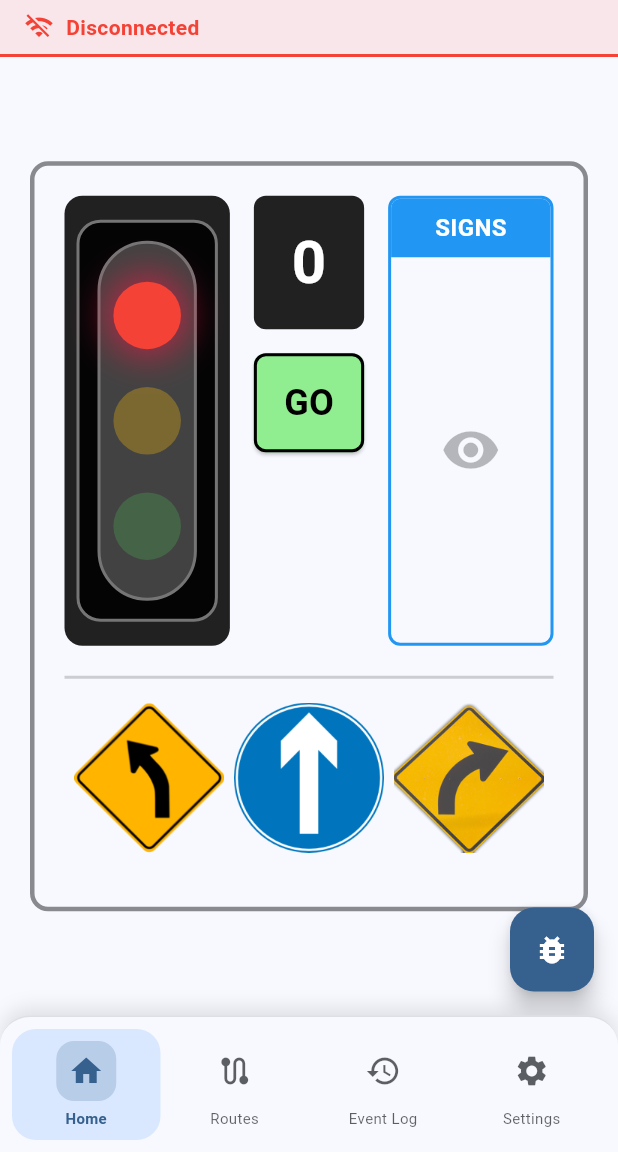
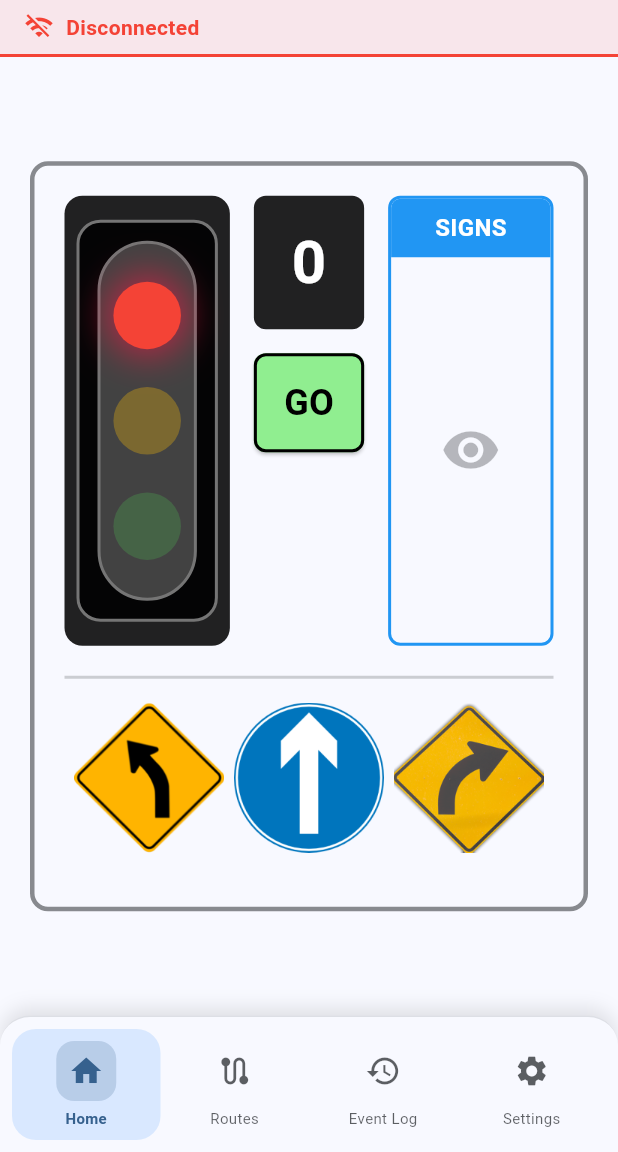
Before and after one commit to GoldenTiger720/TrafficApp, a Flutter app: the screen it shows after launch, on a phone screen of 412 x 824 dp, the part 84-1236 px from its top. Run offline on Flutter 3.47's test engine with Material 3 defaults, Android fonts, the phone set to English and light mode, and no system bars; our stand-ins replace flutter_blue_plus, flutter_local_notifications, permission_handler, share_plus, shared_preferences; missing offline and left inert: window_manager.

Commit message:
Removed bug button on home page

```diff
--- a/lib/screens/main_screen.dart
+++ b/lib/screens/main_screen.dart
@@ -29,11 +29,6 @@ class _MainScreenState extends State<MainScreen> {
         return Stack(
           children: [
             _buildBody(context, trafficProvider, settings),
-            Positioned(
-              right: 16,
-              bottom: 16,
-              child: _buildFloatingActionButtons(context, trafficProvider, settings),
-            ),
           ],
         );
       },
@@ -325,14 +320,6 @@ class _MainScreenState extends State<MainScreen> {
 
 
 
-  Widget _buildFloatingActionButtons(BuildContext context, TrafficLightProvider trafficProvider, AppSettings settings) {
-    return FloatingActionButton(
-      heroTag: "bug_report",
-      onPressed: _reportBug,
-      tooltip: AppLocalizations.of(context)?.reportBug ?? 'Report Bug',
-      child: const Icon(Icons.bug_report),
-    );
-  }
 
   String _formatTimestamp(DateTime timestamp, BuildContext context) {
     final now = DateTime.now();
@@ -413,15 +400,6 @@ class _MainScreenState extends State<MainScreen> {
     );
   }
 
-  void _reportBug() {
-    // In a real app, this would automatically export logs and device info
-    ScaffoldMessenger.of(context).showSnackBar(
-      SnackBar(
-        content: Text(AppLocalizations.of(context)?.bugReportMessage ?? 'Bug report feature would export logs and device info'),
-        duration: const Duration(seconds: 3),
-      ),
-    );
-  }
 
   String _getRoadSignName(RoadSign sign) {
     switch (sign) {
```
